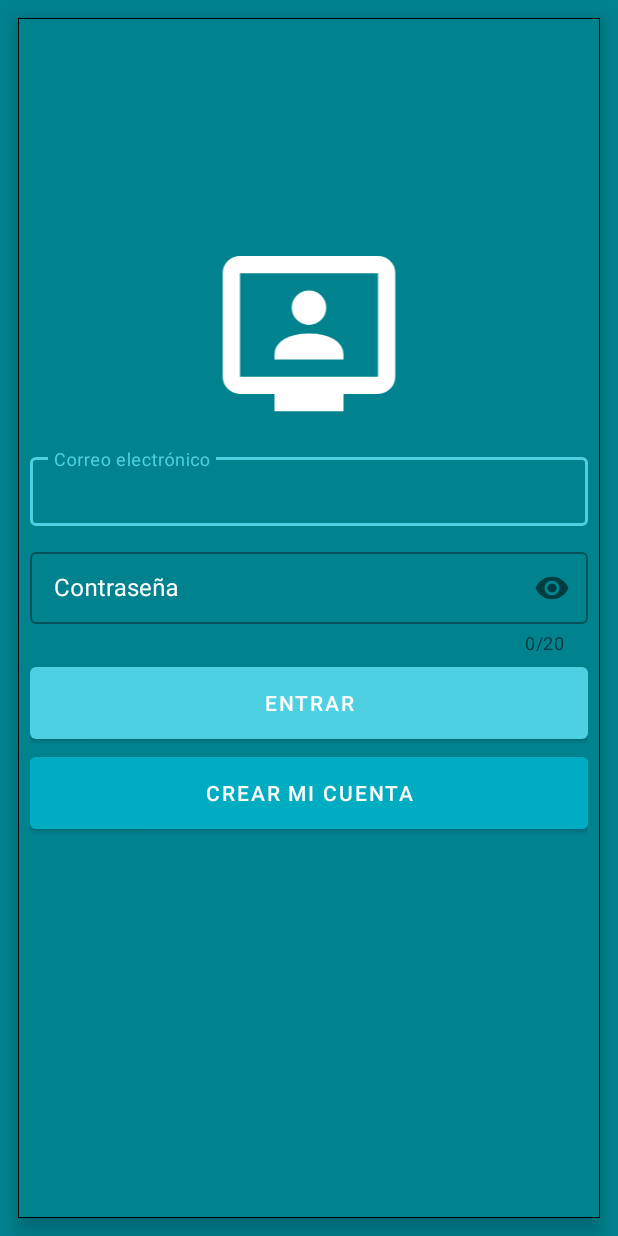
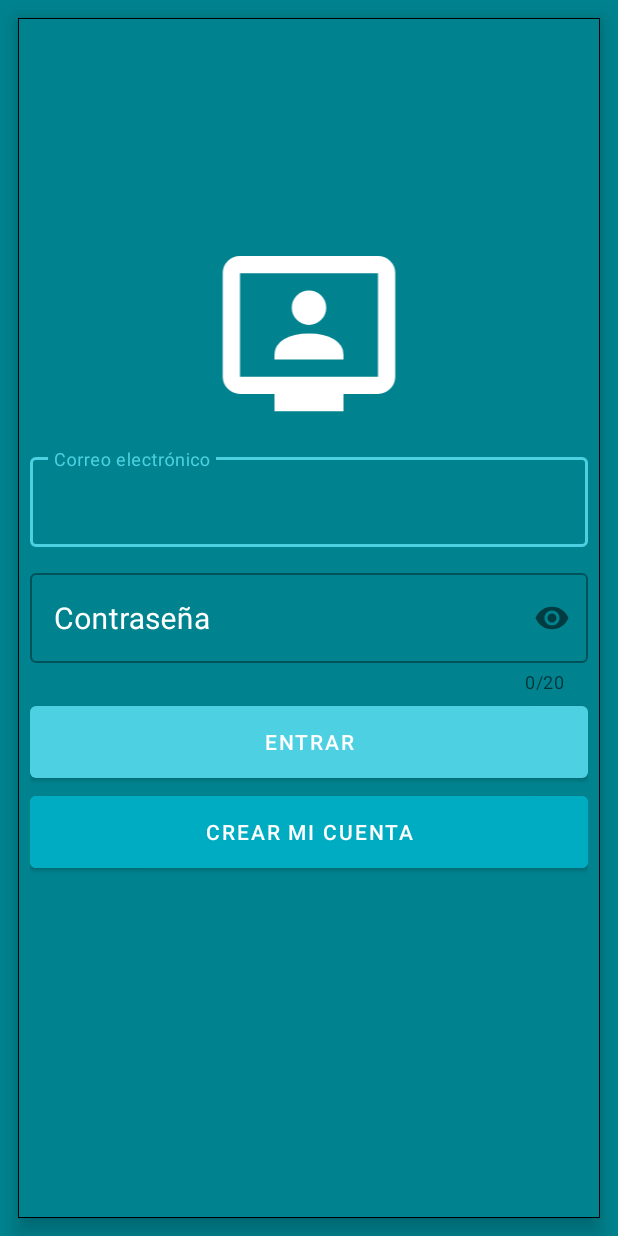
Before and after one commit to jorgeMartinezNajera/BicicleLlantas, an Android app: the screen it shows after launch (LoginActivity), on a phone screen of 412 x 824 dp. Run offline under Robolectric (Android 15) with nearby library versions, the light colour scheme and no system bars.

Commit message:
Update activity_login.xml

```diff
--- a/app/src/main/res/layout/activity_login.xml
+++ b/app/src/main/res/layout/activity_login.xml
@@ -41,10 +41,11 @@
                 <com.google.android.material.textfield.TextInputEditText
                     android:id="@+id/txtCorreoEt"
                     android:layout_width="match_parent"
-                    android:layout_height="wrap_content"
+                    android:layout_height="60dp"
                     android:hint="@string/correo_electr_nico"
                     android:inputType="textEmailAddress"
-                    android:paddingHorizontal="8dp"
+                    android:textSize="20sp"
+                    android:paddingHorizontal="12dp"
                     android:paddingVertical="12dp"
                     android:textColor="@color/white"></com.google.android.material.textfield.TextInputEditText>
             </com.google.android.material.textfield.TextInputLayout>
@@ -64,11 +65,12 @@
                 <com.google.android.material.textfield.TextInputEditText
                     android:id="@+id/txtPassEt"
                     android:layout_width="match_parent"
-                    android:layout_height="wrap_content"
+                    android:layout_height="60dp"
                     android:hint="@string/contrase_a"
                     android:inputType="textPassword"
+                    android:textSize="20sp"
                     android:maxLength="20"
-                    android:paddingHorizontal="8dp"
+                    android:paddingHorizontal="12dp"
                     android:paddingVertical="12dp"
                     android:textColor="@color/white"></com.google.android.material.textfield.TextInputEditText>
             </com.google.android.material.textfield.TextInputLayout>
```
